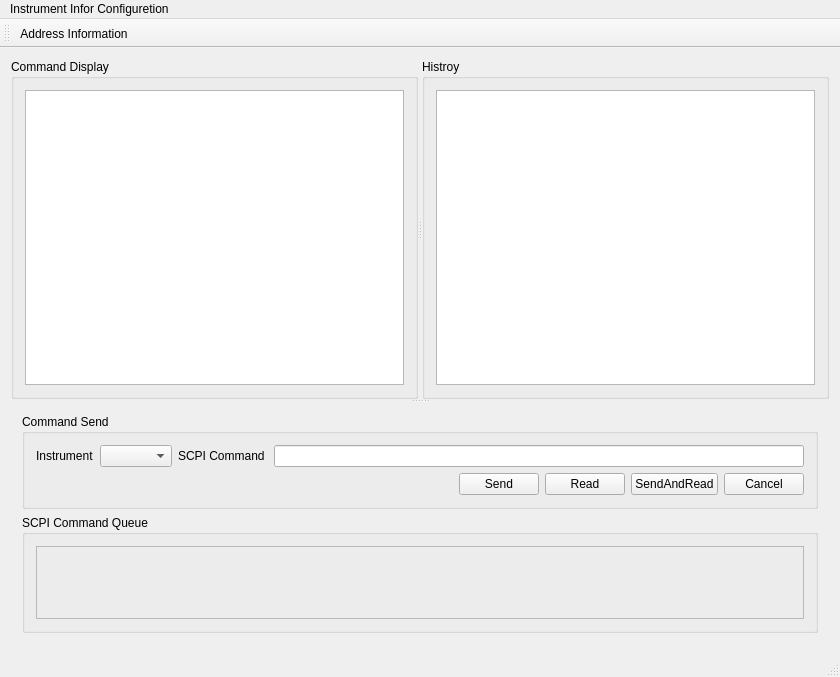
This is VisaInstrumentControlAssistant/visainstrumentcontrolassistant.ui in pengjianaixue/VisaInstrumentControlAssistant as Qt 5 draws it before an edit. The edited form follows.
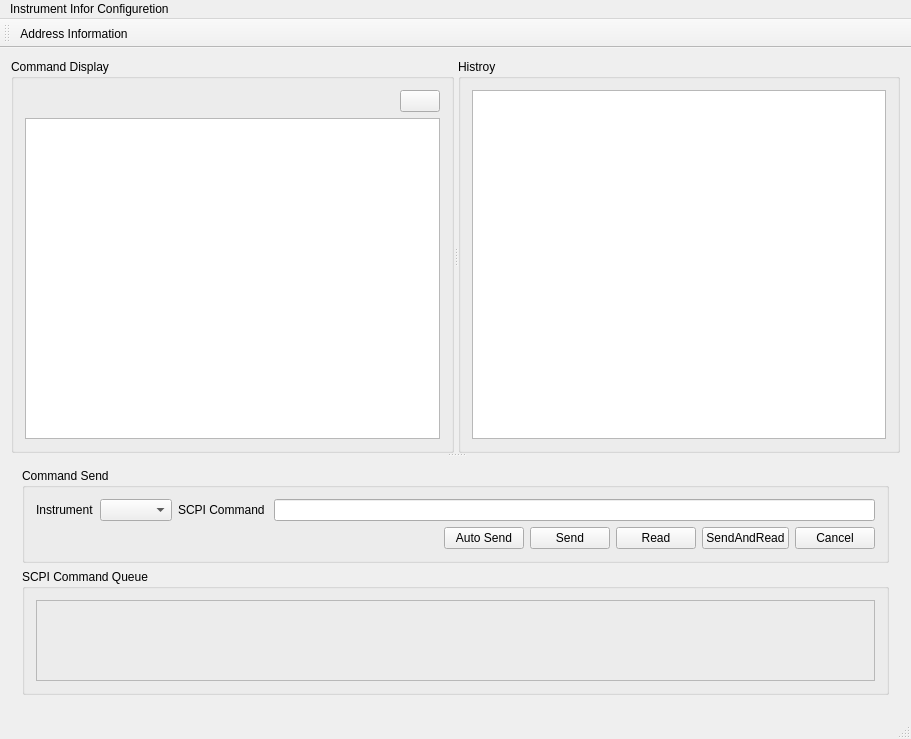
This is the edited form. Icons and pictures are not drawn.

Commit message: finsh the visa send and reciev function and move it to thread

Patch:
```diff
--- a/VisaInstrumentControlAssistant/visainstrumentcontrolassistant.ui
+++ b/VisaInstrumentControlAssistant/visainstrumentcontrolassistant.ui
@@ -6,8 +6,8 @@
    <rect>
     <x>0</x>
     <y>0</y>
-    <width>840</width>
-    <height>677</height>
+    <width>911</width>
+    <height>739</height>
    </rect>
   </property>
   <property name="windowTitle">
@@ -31,8 +31,36 @@
         <property name="title">
          <string>Command Display</string>
         </property>
-        <layout class="QGridLayout" name="gridLayout_3" columnstretch="0">
+        <layout class="QGridLayout" name="gridLayout_3">
          <item row="0" column="0">
+          <layout class="QHBoxLayout" name="horizontalLayout_3">
+           <item>
+            <spacer name="horizontalSpacer_2">
+             <property name="orientation">
+              <enum>Qt::Horizontal</enum>
+             </property>
+             <property name="sizeHint" stdset="0">
+              <size>
+               <width>40</width>
+               <height>20</height>
+              </size>
+             </property>
+            </spacer>
+           </item>
+           <item>
+            <widget class="QPushButton" name="pushButton_clean">
+             <property name="text">
+              <string/>
+             </property>
+             <property name="icon">
+              <iconset resource="visainstrumentcontrolassistant.qrc">
+               <normaloff>:/Icon/Resource/clean up.png</normaloff>:/Icon/Resource/clean up.png</iconset>
+             </property>
+            </widget>
+           </item>
+          </layout>
+         </item>
+         <item row="1" column="0">
           <widget class="QTextBrowser" name="textBrowser_commanddisplay"/>
          </item>
         </layout>
@@ -115,6 +143,19 @@
                  </property>
                 </spacer>
                </item>
+               <item>
+                <widget class="QPushButton" name="pushButton_autosend">
+                 <property name="text">
+                  <string>Auto Send</string>
+                 </property>
+                 <property name="autoRepeat">
+                  <bool>true</bool>
+                 </property>
+                 <property name="autoRepeatDelay">
+                  <number>100</number>
+                 </property>
+                </widget>
+               </item>
                <item>
                 <widget class="QPushButton" name="pushButton_send">
                  <property name="text">
@@ -198,7 +239,7 @@
     <rect>
      <x>0</x>
      <y>0</y>
-     <width>840</width>
+     <width>911</width>
      <height>21</height>
     </rect>
    </property>
```
Left out of the diff: 2 changed lines with no effect on the pictures. The commit also changes 14 other files.
